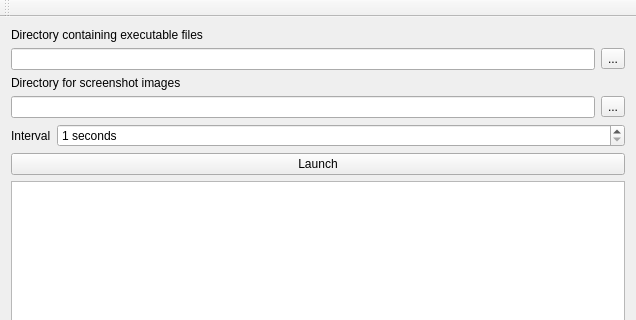
Before: the Qt Designer form mainwindow.ui in olegphpgithub/mUnit, drawn with Qt 5; both pictures show x 0 to 636 and y 0 to 320 of the 636 by 518 pixel window.
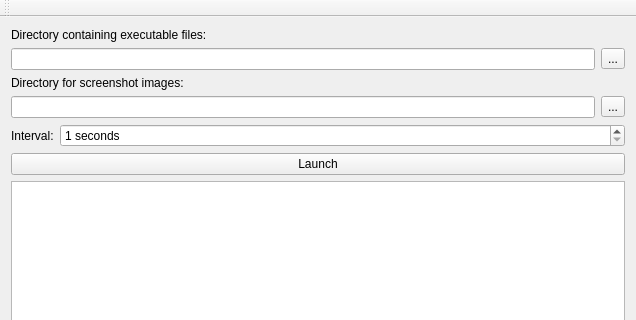
After: the same form once the commit is applied.

What changed in the file:
```diff
--- a/mainwindow.ui
+++ b/mainwindow.ui
@@ -20,7 +20,7 @@
       <item>
        <widget class="QLabel" name="exeFilesLabel">
         <property name="text">
-         <string>Directory containing executable files</string>
+         <string>Directory containing executable files:</string>
         </property>
        </widget>
       </item>
@@ -41,7 +41,7 @@
       <item>
        <widget class="QLabel" name="ScreenShotDirLabel">
         <property name="text">
-         <string>Directory for screenshot images</string>
+         <string>Directory for screenshot images:</string>
         </property>
        </widget>
       </item>
@@ -64,7 +64,7 @@
         <item>
          <widget class="QLabel" name="intervalLabel">
           <property name="text">
-           <string>Interval</string>
+           <string>Interval:</string>
           </property>
          </widget>
         </item>
```
Left out of the diff: 4 changed lines with no effect on the pictures.
